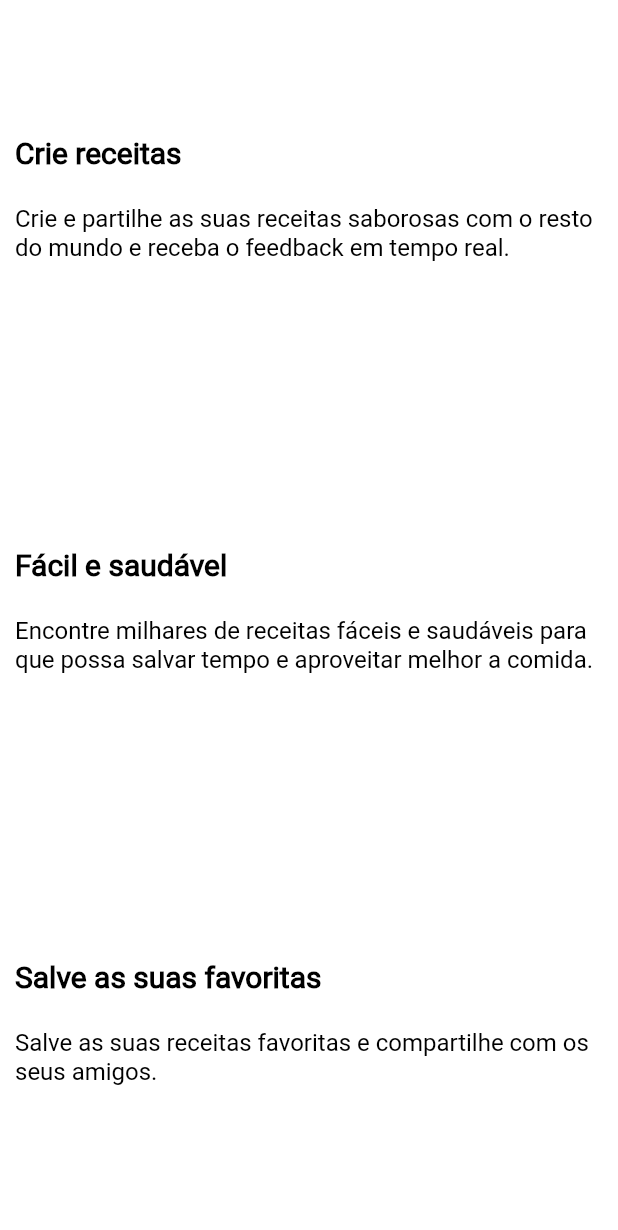
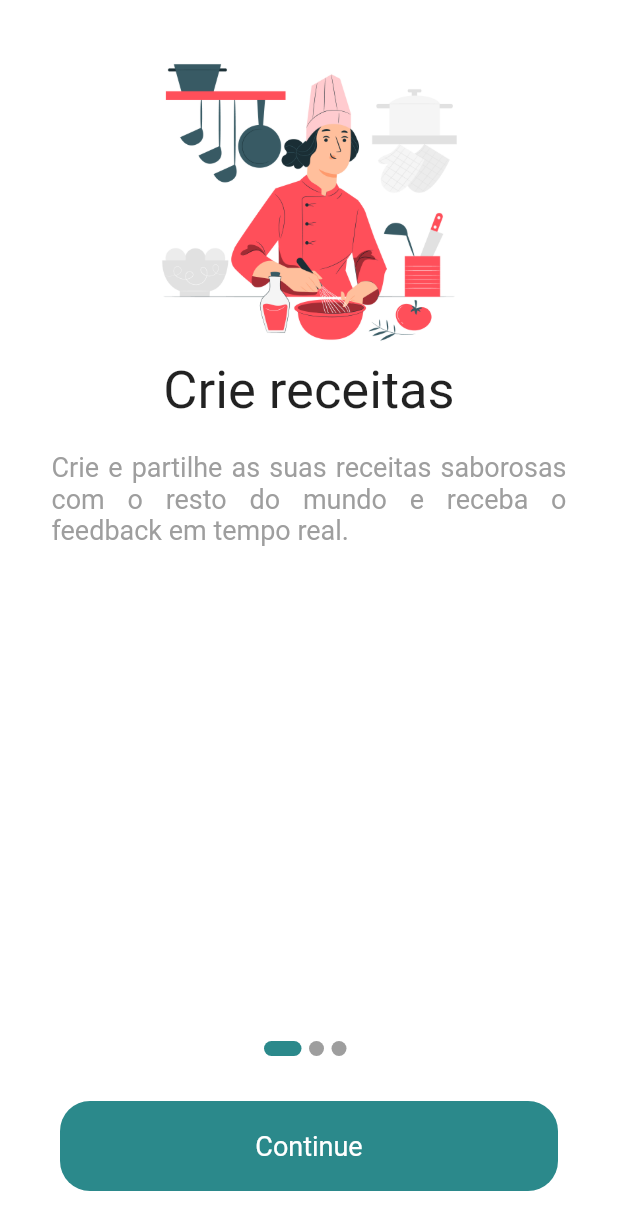
Before and after one commit to Misas10/Mr-Recipe, a Flutter app: the screen it shows after launch, on a phone screen of 412 x 824 dp. Shown: the top 1230 px of the screen. Run offline on Flutter 3.47's test engine with Material 2 defaults, Android fonts, the phone set to English and light mode, and no system bars; our stand-ins replace cloud_firestore, connectivity, firebase_auth, firebase_core, firebase_storage, flutter_form_builder and 6 more; accounts and stored records are empty.

Commit message:
onboarding screen added

```diff
--- a/lib/loading_screen.dart
+++ b/lib/loading_screen.dart
@@ -13,7 +13,6 @@ class _LoadingState extends State<Loading> {
 
   @override
   void initState() {
-    // TODO: implement initState
     super.initState();
     Timer(Duration(milliseconds: 1800), () {
       setState(() {
--- a/lib/main.dart
+++ b/lib/main.dart
@@ -1,5 +1,5 @@
 import 'dart:async';
-import 'package:MrRecipe/pages/Splash_screen.dart';
+import 'package:MrRecipe/pages/onboarding_screen.dart';
 import 'package:MrRecipe/pages/app.dart';
 import 'package:MrRecipe/pages/user_account/login.dart';
 import 'package:MrRecipe/pages/user_account/registar.dart';
@@ -76,8 +76,9 @@ class _MyAppState extends State<MyApp> {
       providers: [
         Provider<AuthService>(
             create: (_) => AuthService(FirebaseAuth.instance)),
-        StreamProvider(
-            create: (context) => context.read<AuthService>().authStateChanges)
+        // StreamProvider(
+        //   initialData: context.read<AuthService>(),
+        //     create: (context) => context.read<AuthService>().authStateChanges)
       ],
       child: MaterialApp(
         initialRoute: "/",
--- /dev/null
+++ b/lib/models/onboarding_screen_model.dart
@@ -0,0 +1,29 @@
+class OnboardingScreenModel {
+  String title;
+  String body;
+  String image;
+
+  OnboardingScreenModel({this.title, this.body, this.image});
+}
+
+List<OnboardingScreenModel> onboardingModels = [
+  OnboardingScreenModel(
+    title: "Crie receitas",
+    body:
+        "Crie e partilhe as suas receitas saborosas com o resto do mundo e receba o feedback em tempo real.",
+    image: "assets/images/splash_screen_images/create_recipe1.jpg",
+  ),
+  //
+  OnboardingScreenModel(
+    title: "Fácil e saudável",
+    body:
+        "Encontre milhares de receitas fáceis e saudáveis para que possa salvar tempo e aproveitar melhor a comida.",
+    image: "assets/images/splash_screen_images/healthy_recipe.jpg",
+  ),
+  //
+  OnboardingScreenModel(
+    title: "Guarde as suas favoritas",
+    body: "Salve as suas receitas favoritas e compartilhe com os seus amigos.",
+    image: "assets/images/splash_screen_images/share.jpg",
+  ),
+];
--- a/lib/pages/Splash_screen.dart
+++ /dev/null
@@ -1,158 +0,0 @@
-import 'dart:ui';
-import 'package:MrRecipe/pages/wrapper.dart';
-import 'package:MrRecipe/services/auth.dart';
-import 'package:MrRecipe/widgets/widget.dart';
-import 'package:connectivity/connectivity.dart';
-import 'package:firebase_auth/firebase_auth.dart';
-import 'package:flutter/material.dart';
-import 'package:provider/provider.dart';
-
-class SplashScreen extends StatefulWidget {
-  @override
-  _SplashScreenState createState() => _SplashScreenState();
-}
-
-class _SplashScreenState extends State<SplashScreen> {
-  @override
-  void initState() {
-    setValue();
-    super.initState();
-  }
-
-  void setValue() async {
-    var connectivityResult = await (Connectivity().checkConnectivity());
-    debugPrint(connectivityResult.toString());
-    if (connectivityResult == ConnectivityResult.mobile) {
-      // I am connected to a mobile network.
-    } else if (connectivityResult == ConnectivityResult.wifi) {
-      // I am connected to a wifi network.
-    }
-  }
-
-  @override
-  Widget build(BuildContext context) {
-    ImageProvider logo = AssetImage("assets/images/starter-image.jpg");
-    return MultiProvider(
-      providers: [
-        Provider<AuthService>(
-            create: (_) => AuthService(FirebaseAuth.instance)),
-        StreamProvider(
-            create: (context) => context.read<AuthService>().authStateChanges)
-      ],
-      child: SafeArea(
-        child: Container(
-          padding: appHorizontalPadding(),
-          color: BgColor,
-          child: Column(
-            crossAxisAlignment: CrossAxisAlignment.stretch,
-            mainAxisAlignment: MainAxisAlignment.spaceAround,
-            children: [
-              buildSlashScreen("Crie receitas",
-                  "Crie e partilhe as suas receitas saborosas com o resto do mundo e receba o feedback em tempo real."),
-              buildSlashScreen("Fácil e saudável",
-                  "Encontre milhares de receitas fáceis e saudáveis para que possa salvar tempo e aproveitar melhor a comida."),
-              buildSlashScreen("Salve as suas favoritas",
-                  "Salve as suas receitas favoritas e compartilhe com os seus amigos.")
-            ],
-          ),
-          // Container(
-          //   decoration: BoxDecoration(
-          //     image: DecorationImage(
-          //       image: ResizeImage(logo, width: 500, height: 750),
-          //       fit: BoxFit.cover,
-          //     ),
-          //   ),
-          //   child: Container(
-          //     decoration: BoxDecoration(
-          //       gradient: LinearGradient(
-          //         colors: [
-          //           Colors.black.withOpacity(.9),
-          //           Colors.black.withOpacity(.8),
-          //           Colors.black.withOpacity(.2),
-          //         ],
-          //         begin: Alignment.bottomCenter,
-          //       ),
-          //     ),
-          //     child: Padding(
-          //       padding: EdgeInsets.all(20),
-          //       child: Column(
-          //         crossAxisAlignment: CrossAxisAlignment.start,
-          //         mainAxisAlignment: MainAxisAlignment.end,
-          //         children: <Widget>[
-          //           Text(
-          //             // Título
-          //             "Seja Bem-vindo ao Mr. Recipe",
-          //             style: TextStyle(
-          //                 color: Colors.white,
-          //                 fontSize: 50,
-          //                 fontFamily: 'Lato'),
-          //           ),
-          //           const SizedBox(
-          //             height: 20,
-          //           ),
-          //           Text(
-          //             // Corpo
-          //             "Veja já as suas receitas favoritas!",
-          //             style: TextStyle(
-          //                 color: Colors.white,
-          //                 fontSize: 20,
-          //                 fontFamily: 'Roboto'),
-          //           ),
-          //           const SizedBox(
-          //             height: 80,
-          //           ),
-          //           Container(
-          //             decoration: BoxDecoration(
-          //                 color: PrimaryColor,
-          //                 borderRadius: BorderRadius.circular(10)),
-          //             child: MaterialButton(
-          //               minWidth: double.infinity,
-          //               child: Text(
-          //                 "Começar",
-          //                 style: TextStyle(color: Colors.white),
-          //               ),
-          //               onPressed: () {
-          //                 Navigator.pushReplacement(
-          //                     context,
-          //                     MaterialPageRoute(
-          //                         builder: (context) => AuthWrapper()));
-          //               },
-          //             ),
-          //           ),
-          //           SizedBox(
-          //             height: 20,
-          //           )
-          //         ],
-          //       ),
-          //     ),
-          //   ),
-          // ),
-        ),
-      ),
-    );
-  }
-
-  buildSlashScreen(String title, String body) {
-    return Column(
-      children: [
-        Container(
-          // width: 300,
-          child: RichText(
-            text: TextSpan(
-              children: [
-                TextSpan(
-                    text: title + "\n\n",
-                    style: titleTextStyle(
-                        color: Colors.black,
-                        fontSize: 20,
-                        fontWeight: FontWeight.bold)),
-                TextSpan(text: body, style: simpleTextStyle(fontSize: 16)),
-              ],
-            ),
-          ),
-        ),
-        const SizedBox(height: 10)
-      ],
-    );
-  }
-}
--- /dev/null
+++ b/lib/pages/onboarding_screen.dart
@@ -0,0 +1,141 @@
+import 'package:MrRecipe/pages/app.dart';
+import 'package:MrRecipe/widgets/widget.dart';
+import 'package:connectivity/connectivity.dart';
+import 'package:flutter/material.dart';
+import '../models/onboarding_screen_model.dart';
+
+class SplashScreen extends StatefulWidget {
+  @override
+  _SplashScreenState createState() => _SplashScreenState();
+}
+
+class _SplashScreenState extends State<SplashScreen> {
+  int currentIndex = 0;
+  PageController _pageViewoController;
+
+  @override
+  void initState() {
+    _pageViewoController = PageController(initialPage: 0);
+    setValue();
+    super.initState();
+  }
+
+  @override
+  void dispose() {
+    _pageViewoController.dispose();
+    super.dispose();
+  }
+
+  void setValue() async {
+    var connectivityResult = await (Connectivity().checkConnectivity());
+    debugPrint(connectivityResult.toString());
+    if (connectivityResult == ConnectivityResult.mobile) {
+      // I am connected to a mobile network.
+    } else if (connectivityResult == ConnectivityResult.wifi) {
+      // I am connected to a wifi network.
+    }
+  }
+
+  @override
+  Widget build(BuildContext context) {
+    // ImageProvider logo = AssetImage("assets/images/starter-image.jpg");
+    return Scaffold(
+      backgroundColor: BgColor,
+      body: SafeArea(
+        child: Column(
+          children: [
+            Expanded(
+              child: PageView.builder(
+                controller: _pageViewoController,
+                itemCount: onboardingModels.length,
+                onPageChanged: (int index) {
+                  setState(() {
+                    currentIndex = index;
+                  });
+                },
+                itemBuilder: (_, i) {
+                  return Padding(
+                    padding: const EdgeInsets.only(top: 20, left: 10, right: 10),
+                    child: Column(
+                      // mainAxisAlignment: MainAxisAlignment.center,
+                      crossAxisAlignment: CrossAxisAlignment.center,
+                      children: [
+                        Image.asset(
+                          onboardingModels[i].image,
+                          height: 220,
+                        ),
+                        Text(
+                          onboardingModels[i].title,
+                          style: titleTextStyle(fontSize: 35),
+                          textAlign: TextAlign.center,
+                        ),
+                        SizedBox(height: 20),
+                        Container(
+                          width: MediaQuery.of(context).size.width / 1.2,
+                          child: Text(
+                            onboardingModels[i].body,
+                            style:
+                                simpleTextStyle(fontSize: 18, color: Colors.grey),
+                            textAlign: TextAlign.justify,
+                          ),
+                        )
+                      ],
+                    ),
+                  );
+                },
+              ),
+            ),
+            Container(
+              child: Row(
+                mainAxisAlignment: MainAxisAlignment.center,
+                children: List.generate(
+                  onboardingModels.length,
+                  (index) => buildDots(index, context),
+                ),
+              ),
+            ),
+            Container(
+              height: 60,
+              margin: const EdgeInsets.only(left: 40, right: 40, top: 30, bottom: 30),
+              width: double.infinity,
+              child: TextButton(
+                child: Text(
+                  currentIndex != onboardingModels.length - 1
+                      ? "Continue"
+                      : "Começar",
+                ),
+                onPressed: () {
+                  if (currentIndex == onboardingModels.length - 1) {
+                    Navigator.pushReplacement(context,
+                        MaterialPageRoute(builder: (context) => App()));
+                  }
+                  _pageViewoController.nextPage(
+                      duration: Duration(milliseconds: 100),
+                      curve: Curves.bounceIn);
+                },
+                style: TextButton.styleFrom(
+                    primary: Colors.white,
+                    backgroundColor: PrimaryColor,
+                    textStyle: TextStyle(fontSize: 18),
+                    shape: RoundedRectangleBorder(
+                        borderRadius: BorderRadius.circular(20))),
+              ),
+            )
+          ],
+        ),
+      ),
+    );
+  }
+
+  Container buildDots(int index, BuildContext context) {
+    return Container(
+      height: 10,
+      width: currentIndex == index ? 25 : 10,
+      margin: EdgeInsets.only(right: 5),
+      decoration: BoxDecoration(
+        borderRadius: BorderRadius.circular(20),
+        color: currentIndex == index ? PrimaryColor : Colors.grey,
+      ),
+    );
+  }
+}
```
Also changed, not shown: pubspec.yaml (+11 -9 lines), pubspec.lock.
